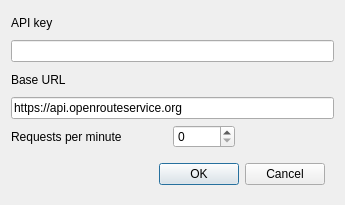
Before: the Qt Designer form ORStools/gui/ORStoolsDialogConfigUI.ui in GIScience/orstools-qgis-plugin, drawn with Qt 5.
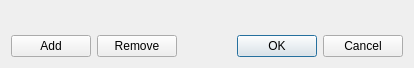
After: the same form once the commit is applied.

Commit message: added line algo + GUI, missing proc launchers

The edit to the form file:
```diff
--- a/ORStools/gui/ORStoolsDialogConfigUI.ui
+++ b/ORStools/gui/ORStoolsDialogConfigUI.ui
@@ -6,74 +6,59 @@
    <rect>
     <x>0</x>
     <y>0</y>
-    <width>345</width>
-    <height>205</height>
+    <width>414</width>
+    <height>67</height>
    </rect>
   </property>
+  <property name="sizePolicy">
+   <sizepolicy hsizetype="Preferred" vsizetype="Expanding">
+    <horstretch>0</horstretch>
+    <verstretch>0</verstretch>
+   </sizepolicy>
+  </property>
   <property name="windowTitle">
    <string>ORS Settings</string>
   </property>
-  <layout class="QGridLayout" name="gridLayout" columnstretch="5,2,3">
-   <item row="4" column="1">
-    <widget class="QSpinBox" name="request_value"/>
-   </item>
-   <item row="4" column="2">
-    <spacer name="horizontalSpacer">
-     <property name="orientation">
-      <enum>Qt::Horizontal</enum>
+  <layout class="QGridLayout" name="gridLayout">
+   <property name="sizeConstraint">
+    <enum>QLayout::SetMinAndMaxSize</enum>
+   </property>
+   <item row="0" column="0" colspan="3">
+    <widget class="QWidget" name="providers" native="true">
+     <property name="sizePolicy">
+      <sizepolicy hsizetype="Preferred" vsizetype="Fixed">
+       <horstretch>0</horstretch>
+       <verstretch>0</verstretch>
+      </sizepolicy>
      </property>
-     <property name="sizeHint" stdset="0">
-      <size>
-       <width>40</width>
-       <height>20</height>
-      </size>
-     </property>
-    </spacer>
-   </item>
-   <item row="3" column="0" colspan="3">
-    <widget class="QLineEdit" name="base_url_text">
-     <property name="text">
-      <string>https://api.openrouteservice.org</string>
-     </property>
-    </widget>
-   </item>
-   <item row="4" column="0">
-    <widget class="QLabel" name="label">
-     <property name="text">
-      <string>Requests per minute</string>
-     </property>
-    </widget>
-   </item>
-   <item row="2" column="0">
-    <widget class="QLabel" name="base_url_label">
-     <property name="text">
-      <string>Base URL</string>
-     </property>
-    </widget>
-   </item>
-   <item row="0" column="0">
-    <widget class="QLabel" name="key_label">
-     <property name="text">
-      <string>API key</string>
-     </property>
-    </widget>
-   </item>
-   <item row="1" column="0" colspan="3">
-    <widget class="QLineEdit" name="key_text"/>
-   </item>
-   <item row="5" column="0" colspan="3">
-    <widget class="QWidget" name="widget" native="true">
-     <layout class="QGridLayout" name="gridLayout_2">
-      <item row="0" column="0">
-       <widget class="QDialogButtonBox" name="buttonBox">
-        <property name="standardButtons">
-         <set>QDialogButtonBox::Cancel|QDialogButtonBox::Ok</set>
-        </property>
-       </widget>
-      </item>
+     <layout class="QVBoxLayout" name="verticalLayout">
+      <property name="sizeConstraint">
+       <enum>QLayout::SetDefaultConstraint</enum>
+      </property>
      </layout>
     </widget>
    </item>
+   <item row="1" column="2">
+    <widget class="QDialogButtonBox" name="buttonBox">
+     <property name="standardButtons">
+      <set>QDialogButtonBox::Cancel|QDialogButtonBox::Ok</set>
+     </property>
+    </widget>
+   </item>
+   <item row="1" column="0">
+    <widget class="QPushButton" name="provider_add">
+     <property name="text">
+      <string>Add</string>
+     </property>
+    </widget>
+   </item>
+   <item row="1" column="1">
+    <widget class="QPushButton" name="provider_remove">
+     <property name="text">
+      <string>Remove</string>
+     </property>
+    </widget>
+   </item>
   </layout>
  </widget>
  <resources/>
```
Left out of the diff: 37 changed lines with no effect on the pictures. The commit also changes 62 other files.
